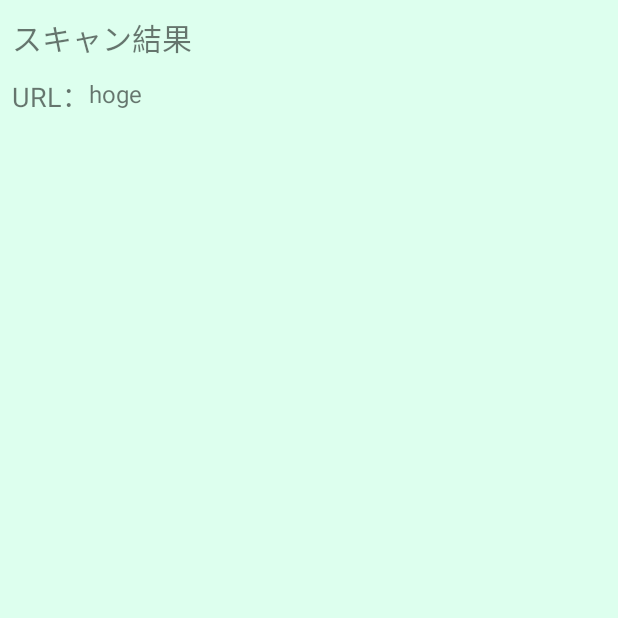
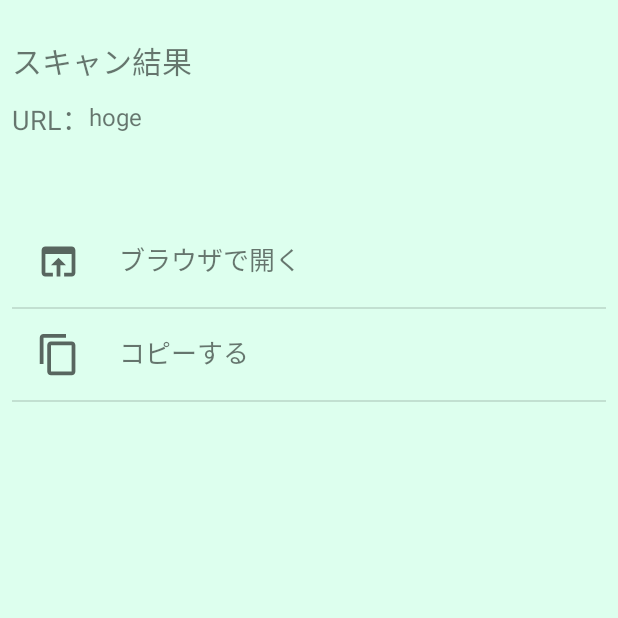
Before and after one commit to daiki0508/QRCodeReader, an Android app: the AfterScanActivity screen opened directly, with no data from a screen before it, on a phone screen of 412 x 824 dp, the top half of it. Run offline under Robolectric (Android 15) with nearby library versions, the phone set to English and light mode, and no system bars; 3 statements that could not run were skipped.

Commit message:
Implemented the process to display RecyclerView in AfterScanActivity.

```diff
--- a/app/src/main/AndroidManifest.xml
+++ b/app/src/main/AndroidManifest.xml
@@ -15,7 +15,7 @@
         android:supportsRtl="true"
         android:theme="@style/Theme.QRCodeReader" >
         <activity
-            android:name=".ui.main.afterscan.AfterScanActivity"
+            android:name="com.websarva.wings.android.qrcodereader.ui.afterscan.AfterScanActivity"
             android:exported="false" />
         <activity
             android:name=".ui.main.MainActivity"
--- a/app/src/main/java/com/websarva/wings/android/qrcodereader/ui/main/afterscan/AfterScanActivity.kt
+++ b/app/src/main/java/com/websarva/wings/android/qrcodereader/ui/afterscan/AfterScanActivity.kt
@@ -1,11 +1,13 @@
-package com.websarva.wings.android.qrcodereader.ui.main.afterscan
+package com.websarva.wings.android.qrcodereader.ui.afterscan
 
 import android.net.Uri
 import androidx.appcompat.app.AppCompatActivity
 import android.os.Bundle
 import android.util.Log
+import androidx.recyclerview.widget.DividerItemDecoration
+import androidx.recyclerview.widget.LinearLayoutManager
 import com.websarva.wings.android.qrcodereader.databinding.ActivityAfterScanBinding
-import com.websarva.wings.android.qrcodereader.ui.main.MainActivity
+import com.websarva.wings.android.qrcodereader.ui.afterscan.recyclerView.RecyclerViewAdapter
 
 class AfterScanActivity : AppCompatActivity() {
     private lateinit var binding: ActivityAfterScanBinding
@@ -19,13 +21,21 @@ class AfterScanActivity : AppCompatActivity() {
             setContentView(this.root)
         }
 
+        // intentを取得
         scanUrl = Uri.parse(intent.getStringExtra("scanUrl"))
 
+        // ヴァリデーションチェック
         if (scanUrl.scheme == "http" || scanUrl.scheme == "https"){
             binding.scanUrl.text = scanUrl.toString()
         }else{
             Log.e("ERROR", "不正な操作が行われた可能性があります。")
             finish()
         }
+
+        // recyclerview
+        val actionRecyclerViewAdapter = RecyclerViewAdapter()
+        binding.selectRecyclerView.adapter = actionRecyclerViewAdapter
+        binding.selectRecyclerView.addItemDecoration(DividerItemDecoration(this, DividerItemDecoration.VERTICAL))
+        binding.selectRecyclerView.layoutManager = LinearLayoutManager(this)
     }
 }
--- /dev/null
+++ b/app/src/main/java/com/websarva/wings/android/qrcodereader/ui/afterscan/recyclerView/RecyclerViewAdapter.kt
@@ -0,0 +1,32 @@
+package com.websarva.wings.android.qrcodereader.ui.afterscan.recyclerView
+
+import android.view.LayoutInflater
+import android.view.ViewGroup
+import androidx.recyclerview.widget.RecyclerView
+import com.websarva.wings.android.qrcodereader.R
+
+class RecyclerViewAdapter(): RecyclerView.Adapter<RecyclerViewHolder>() {
+    override fun onCreateViewHolder(parent: ViewGroup, viewType: Int): RecyclerViewHolder {
+        val layoutInflater = LayoutInflater.from(parent.context)
+        val view = layoutInflater.inflate(R.layout.row_afterscan, parent, false)
+
+        return RecyclerViewHolder(view)
+    }
+
+    override fun onBindViewHolder(holder: RecyclerViewHolder, position: Int) {
+        when(position){
+            0 -> {
+                holder.icon.setImageResource(R.drawable.ic_baseline_open_in_browser_24)
+                holder.text.text = "ブラウザで開く"
+            }
+            1 -> {
+                holder.icon.setImageResource(R.drawable.ic_baseline_content_copy_24)
+                holder.text.text = "コピーする"
+            }
+        }
+    }
+
+    override fun getItemCount(): Int {
+        return 2
+    }
+}
--- /dev/null
+++ b/app/src/main/java/com/websarva/wings/android/qrcodereader/ui/afterscan/recyclerView/RecyclerViewHolder.kt
@@ -0,0 +1,12 @@
+package com.websarva.wings.android.qrcodereader.ui.afterscan.recyclerView
+
+import android.view.View
+import android.widget.ImageView
+import android.widget.TextView
+import androidx.recyclerview.widget.RecyclerView
+import com.websarva.wings.android.qrcodereader.R
+
+class RecyclerViewHolder(var view: View): RecyclerView.ViewHolder(view) {
+    val icon: ImageView = view.findViewById(R.id.actionIcon)
+    val text: TextView = view.findViewById(R.id.actionText)
+}
--- a/app/src/main/java/com/websarva/wings/android/qrcodereader/ui/main/MainActivity.kt
+++ b/app/src/main/java/com/websarva/wings/android/qrcodereader/ui/main/MainActivity.kt
@@ -6,7 +6,7 @@ import android.os.Bundle
 import android.util.Log
 import com.google.zxing.integration.android.IntentIntegrator
 import com.websarva.wings.android.qrcodereader.databinding.ActivityMainBinding
-import com.websarva.wings.android.qrcodereader.ui.main.afterscan.AfterScanActivity
+import com.websarva.wings.android.qrcodereader.ui.afterscan.AfterScanActivity
 import com.websarva.wings.android.qrcodereader.viewmodel.MainViewModel
 import org.koin.androidx.viewmodel.ext.android.viewModel
 
@@ -34,7 +34,7 @@ class MainActivity : AppCompatActivity() {
         if (result != null){
             Log.d("scanResult", result.contents)
             Intent(this, AfterScanActivity::class.java).apply {
-                this.putExtra("scanUrl", /*result.contents*/"file://hogehoge")
+                this.putExtra("scanUrl", result.contents)
                 startActivity(this)
                 overridePendingTransition(android.R.anim.fade_in, android.R.anim.fade_out)
                 finish()
--- /dev/null
+++ b/app/src/main/res/drawable/ic_baseline_content_copy_24.xml
@@ -0,0 +1,10 @@
+<vector xmlns:android="http://schemas.android.com/apk/res/android"
+    android:width="24dp"
+    android:height="24dp"
+    android:viewportWidth="24"
+    android:viewportHeight="24"
+    android:tint="?attr/colorControlNormal">
+  <path
+      android:fillColor="@android:color/white"
+      android:pathData="M16,1L4,1c-1.1,0 -2,0.9 -2,2v14h2L4,3h12L16,1zM19,5L8,5c-1.1,0 -2,0.9 -2,2v14c0,1.1 0.9,2 2,2h11c1.1,0 2,-0.9 2,-2L21,7c0,-1.1 -0.9,-2 -2,-2zM19,21L8,21L8,7h11v14z"/>
+</vector>
--- /dev/null
+++ b/app/src/main/res/drawable/ic_baseline_open_in_browser_24.xml
@@ -0,0 +1,10 @@
+<vector xmlns:android="http://schemas.android.com/apk/res/android"
+    android:width="24dp"
+    android:height="24dp"
+    android:viewportWidth="24"
+    android:viewportHeight="24"
+    android:tint="?attr/colorControlNormal">
+  <path
+      android:fillColor="@android:color/white"
+      android:pathData="M19,4L5,4c-1.11,0 -2,0.9 -2,2v12c0,1.1 0.89,2 2,2h4v-2L5,18L5,8h14v10h-4v2h4c1.1,0 2,-0.9 2,-2L21,6c0,-1.1 -0.89,-2 -2,-2zM12,10l-4,4h3v6h2v-6h3l-4,-4z"/>
+</vector>
--- a/app/src/main/res/layout/activity_after_scan.xml
+++ b/app/src/main/res/layout/activity_after_scan.xml
@@ -5,14 +5,14 @@
     android:layout_width="match_parent"
     android:layout_height="match_parent"
     android:background="#dfe"
-    tools:context=".ui.main.afterscan.AfterScanActivity">
+    tools:context=".ui.afterscan.AfterScanActivity">
 
     <TextView
         android:id="@+id/textView"
         android:layout_width="wrap_content"
         android:layout_height="wrap_content"
         android:layout_marginStart="8dp"
-        android:layout_marginTop="10dp"
+        android:layout_marginTop="25dp"
         android:text="スキャン結果"
         android:textSize="20sp"
         app:layout_constraintStart_toStartOf="parent"
@@ -50,6 +50,7 @@
         android:layout_marginEnd="8dp"
         app:layout_constraintEnd_toEndOf="parent"
         app:layout_constraintStart_toStartOf="parent"
-        app:layout_constraintTop_toBottomOf="@+id/scanUrl" />
+        app:layout_constraintTop_toBottomOf="@+id/scanUrl"
+        android:overScrollMode="never" />
 
 </androidx.constraintlayout.widget.ConstraintLayout>
--- /dev/null
+++ b/app/src/main/res/layout/row_afterscan.xml
@@ -0,0 +1,28 @@
+<?xml version="1.0" encoding="utf-8"?>
+<LinearLayout xmlns:android="http://schemas.android.com/apk/res/android"
+    android:layout_width="match_parent"
+    android:layout_height="wrap_content"
+    android:orientation="vertical">
+
+    <LinearLayout
+        android:layout_width="match_parent"
+        android:layout_height="match_parent"
+        android:orientation="horizontal"
+        android:layout_marginTop="15dp"
+        android:layout_marginBottom="15dp"
+        android:layout_marginStart="16dp"
+        android:layout_marginEnd="16dp">
+
+        <ImageView
+            android:id="@+id/actionIcon"
+            android:layout_width="30dp"
+            android:layout_height="30dp"/>
+        <TextView
+            android:id="@+id/actionText"
+            android:layout_width="wrap_content"
+            android:layout_height="wrap_content"
+            android:layout_marginStart="25dp"
+            android:textSize="17sp"/>
+    </LinearLayout>
+
+</LinearLayout>
```
